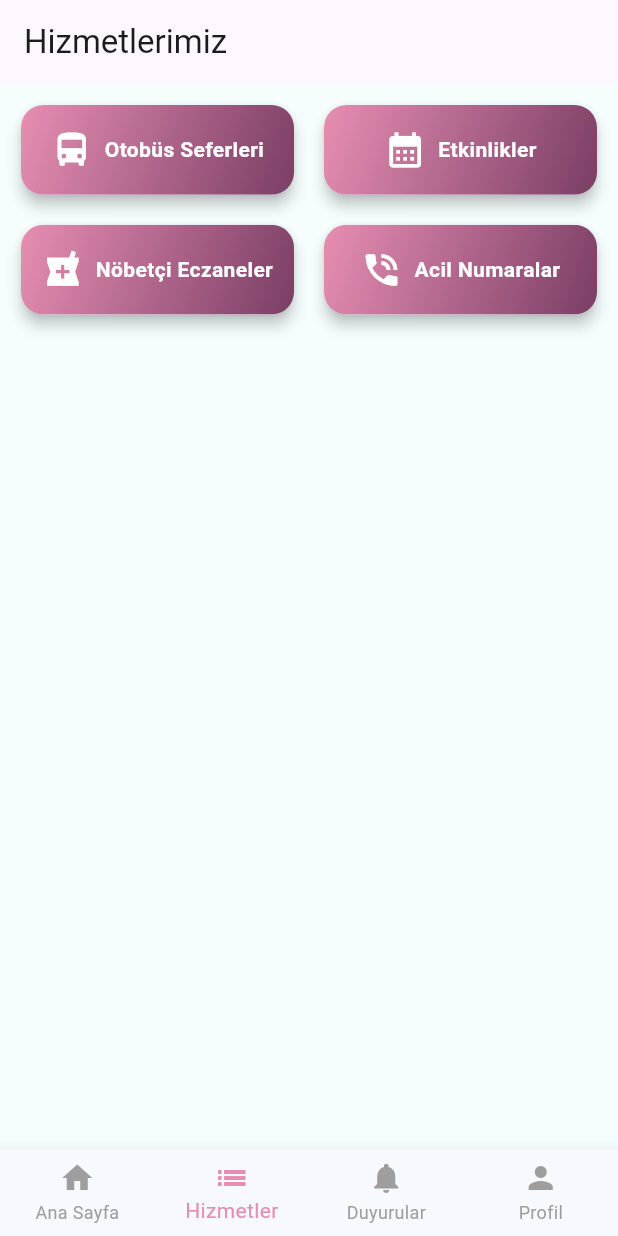
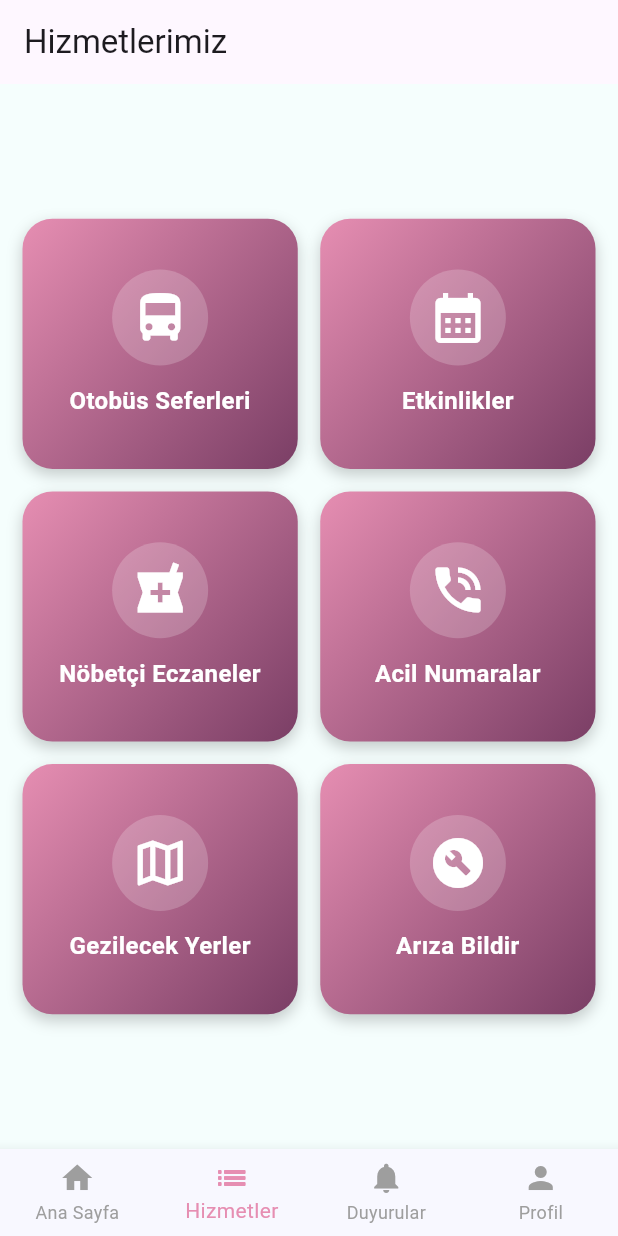
Before and after one commit to Bonito27/Zagropya, a Flutter app: the screen it shows after launch, item 2 of the bottom bar chosen, on a phone screen of 412 x 824 dp. Run offline on Flutter 3.47's test engine with Material 3 defaults, Android fonts, the phone set to English and light mode, and no system bars; our stand-ins replace hexcolor.

Commit message:
hizmetler için sayfalar oluşturuldu

```diff
--- a/ispartaapp/lib/constants/services.dart
+++ b/ispartaapp/lib/constants/services.dart
@@ -16,17 +16,24 @@ class _ServicesPageState extends State<ServicesPage> {
         backgroundColor: AppColors.bg,
         appBar: AppBar(title: const Text("Hizmetlerimiz")),
         body: Padding(
-          padding: const EdgeInsets.all(10.0),
+          padding: const EdgeInsets.all(15.0), // Kenar boşluğunu biraz artırdık
+          child: Center(
             child: GridView.count(
               crossAxisCount: 2,
-            crossAxisSpacing: 12,
-            mainAxisSpacing: 12,
-            childAspectRatio: 2.8,
+              crossAxisSpacing: 15, // Kartlar arası boşluk
+              mainAxisSpacing: 15,
+              // ÖNEMLİ: Bu değeri 2.8'den 1.1'e çektik.
+              // Değer küçüldükçe kartın boyu uzar (Kareye yakın olur).
+              childAspectRatio: 1.1,
+              shrinkWrap: true,
+              physics: const NeverScrollableScrollPhysics(),
               children: [
                 _buildServiceCard(
                   title: "Otobüs Seferleri",
                   icon: Icons.directions_bus,
-                onTap: () {},
+                  onTap: () {
+                    // Sayfa yönlendirmesi buraya gelecek
+                  },
                 ),
                 _buildServiceCard(
                   title: "Etkinlikler",
@@ -43,7 +50,18 @@ class _ServicesPageState extends State<ServicesPage> {
                   icon: Icons.phone_in_talk,
                   onTap: () {},
                 ),
+                _buildServiceCard(
+                  title: "Gezilecek Yerler",
+                  icon: Icons.map_outlined,
+                  onTap: () {},
+                ),
+                _buildServiceCard(
+                  title: "Arıza Bildir",
+                  icon: Icons.build_circle,
+                  onTap: () {},
+                ),
               ],
+            ),
           ),
         ),
       ),
@@ -55,34 +73,54 @@ class _ServicesPageState extends State<ServicesPage> {
     required IconData icon,
     required VoidCallback onTap,
   }) {
-    return Card(
-      elevation: 4,
-      clipBehavior: Clip.antiAlias,
-      shape: RoundedRectangleBorder(borderRadius: BorderRadius.circular(15)),
+    // İSTEĞİN ÜZERİNE GESTURE DETECTOR İLE SARMALADIM
+    return GestureDetector(
+      onTap: () {
+        print("$title tıklandı"); // Konsola tıklandığını yazar
+        onTap(); // Dışarıdan gelen fonksiyonu çalıştırır
+      },
       child: Container(
-        decoration: BoxDecoration(gradient: AppColors.cards),
-        child: InkWell(
-          onTap: onTap,
-          child: Row(
-            mainAxisAlignment: MainAxisAlignment.center,
+        decoration: BoxDecoration(
+          gradient: AppColors.cards, // Senin tanımladığın gradient
+          borderRadius: BorderRadius.circular(20), // Köşeleri daha oval yaptık
+          boxShadow: [
+            BoxShadow(
+              color: Colors.black.withOpacity(0.2), // Hafif gölge
+              blurRadius: 8,
+              offset: const Offset(0, 4),
+            ),
+          ],
+        ),
+        child: Column(
+          mainAxisAlignment: MainAxisAlignment.center, // İçeriği ortalar
           children: [
-              Icon(icon, size: 28, color: Colors.white),
-              const SizedBox(width: 8),
-              Flexible(
+            // İkonu büyüttük ve çevreledik
+            Container(
+              padding: const EdgeInsets.all(12),
+              decoration: BoxDecoration(
+                color: Colors.white.withOpacity(
+                  0.2,
+                ), // İkonun arkasına hafif beyazlık
+                shape: BoxShape.circle,
+              ),
+              child: Icon(icon, size: 40, color: Colors.white),
+            ),
+            const SizedBox(height: 12), // İkon ile yazı arası boşluk
+            Padding(
+              padding: const EdgeInsets.symmetric(horizontal: 8.0),
               child: Text(
                 title,
                 textAlign: TextAlign.center,
                 style: const TextStyle(
                   color: Colors.white,
                   fontWeight: FontWeight.bold,
-                    fontSize: 14,
+                  fontSize: 16, // Yazı boyutunu artırdık
                 ),
               ),
             ),
           ],
         ),
       ),
-      ),
     );
   }
 }
```
Also changed, not shown: ispartaapp/lib/services/bus_services.dart (added), ispartaapp/lib/services/emergy_numbers.dart (added), ispartaapp/lib/services/events.dart (added), ispartaapp/lib/services/pharmacies.dart (added), ispartaapp/lib/services/tourist_attractions.dart (added). Lines whose indentation alone changed are shown as unchanged.
